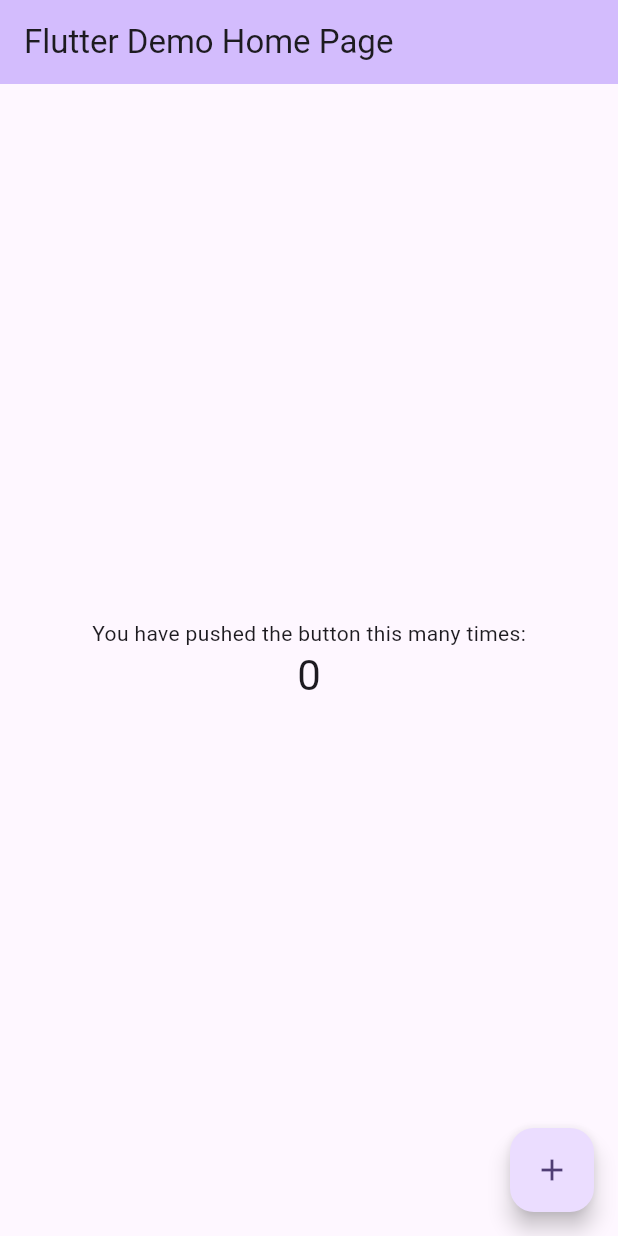
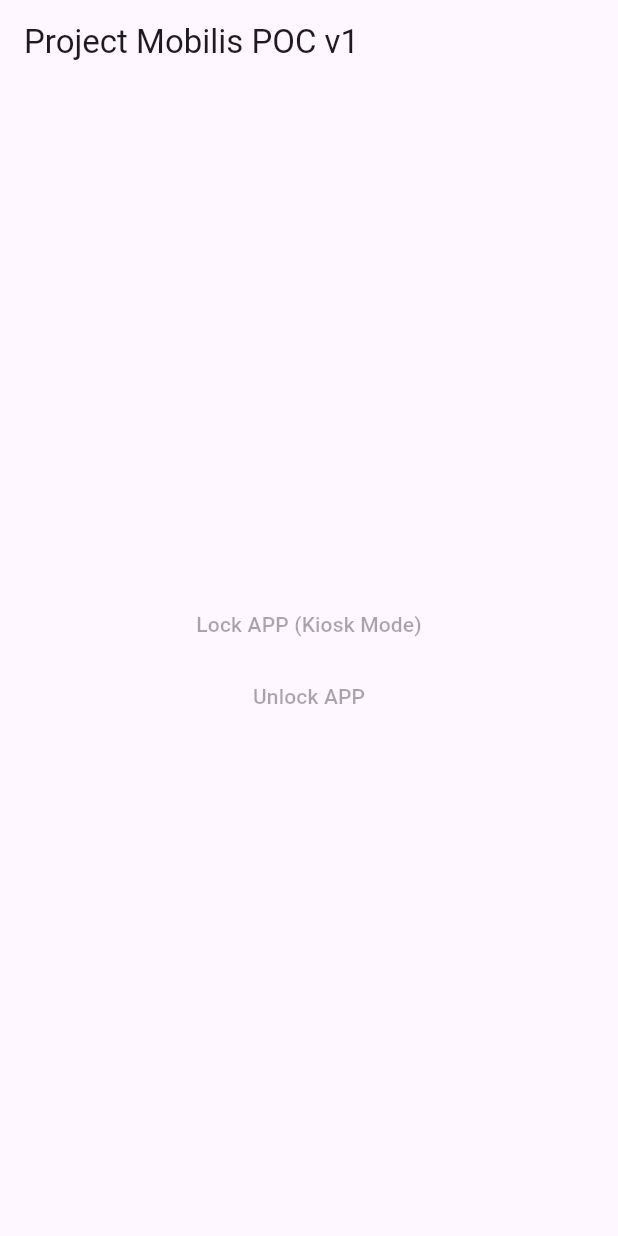
Before and after one commit to arostata/mobilis_poc_v1, a Flutter app: the screen it shows after launch, on a phone screen of 412 x 824 dp. Run offline on Flutter 3.47's test engine with Material 3 defaults, Android fonts, the phone set to English and light mode, and no system bars; missing offline and left inert: kiosk_mode; statements that could not run were skipped.

Commit message:
Code updated. Added the Screen Pinning feature.

```diff
--- a/lib/main.dart
+++ b/lib/main.dart
@@ -1,4 +1,6 @@
+import 'dart:io';
 import 'package:flutter/material.dart';
+import 'package:kiosk_mode/kiosk_mode.dart';
 
 void main() {
   runApp(const MyApp());
@@ -7,45 +9,20 @@ void main() {
 class MyApp extends StatelessWidget {
   const MyApp({super.key});
 
-  // This widget is the root of your application.
   @override
   Widget build(BuildContext context) {
     return MaterialApp(
-      title: 'Flutter Demo',
+      title: 'Webassessor',
       theme: ThemeData(
-        // This is the theme of your application.
-        //
-        // TRY THIS: Try running your application with "flutter run". You'll see
-        // the application has a purple toolbar. Then, without quitting the app,
-        // try changing the seedColor in the colorScheme below to Colors.green
-        // and then invoke "hot reload" (save your changes or press the "hot
-        // reload" button in a Flutter-supported IDE, or press "r" if you used
-        // the command line to start the app).
-        //
-        // Notice that the counter didn't reset back to zero; the application
-        // state is not lost during the reload. To reset the state, use hot
-        // restart instead.
-        //
-        // This works for code too, not just values: Most code changes can be
-        // tested with just a hot reload.
         colorScheme: ColorScheme.fromSeed(seedColor: Colors.deepPurple),
       ),
-      home: const MyHomePage(title: 'Flutter Demo Home Page'),
+      home: const MyHomePage(title: 'Project Mobilis POC v1'),
     );
   }
 }
 
 class MyHomePage extends StatefulWidget {
   const MyHomePage({super.key, required this.title});
-
-  // This widget is the home page of your application. It is stateful, meaning
-  // that it has a State object (defined below) that contains fields that affect
-  // how it looks.
-
-  // This class is the configuration for the state. It holds the values (in this
-  // case the title) provided by the parent (in this case the App widget) and
-  // used by the build method of the State. Fields in a Widget subclass are
-  // always marked "final".
 
   final String title;
 
@@ -54,69 +31,85 @@ class MyHomePage extends StatefulWidget {
 }
 
 class _MyHomePageState extends State<MyHomePage> {
-  int _counter = 0;
+  late final Stream<KioskMode> _currentMode = watchKioskMode();
 
-  void _incrementCounter() {
-    setState(() {
-      // This call to setState tells the Flutter framework that something has
-      // changed in this State, which causes it to rerun the build method below
-      // so that the display can reflect the updated values. If we changed
-      // _counter without calling setState(), then the build method would not be
-      // called again, and so nothing would appear to happen.
-      _counter++;
-    });
+  void _showSnackBar(String message) => ScaffoldMessenger.of(
+    context,
+  ).showSnackBar(SnackBar(content: Text(message)));
+
+  void _handleStart(bool didStart) {
+    if (!didStart && Platform.isIOS) {
+      _showSnackBar(_unsupportedMessage);
+    }
+  }
+
+  void _handleStop(bool? didStop) {
+    if (didStop == false) {
+      _showSnackBar(
+        'Kiosk mode could not be stopped or was not active to begin with.',
+      );
+    }
   }
 
   @override
   Widget build(BuildContext context) {
-    // This method is rerun every time setState is called, for instance as done
-    // by the _incrementCounter method above.
-    //
-    // The Flutter framework has been optimized to make rerunning build methods
-    // fast, so that you can just rebuild anything that needs updating rather
-    // than having to individually change instances of widgets.
     return Scaffold(
-      appBar: AppBar(
-        // TRY THIS: Try changing the color here to a specific color (to
-        // Colors.amber, perhaps?) and trigger a hot reload to see the AppBar
-        // change color while the other colors stay the same.
-        backgroundColor: Theme.of(context).colorScheme.inversePrimary,
-        // Here we take the value from the MyHomePage object that was created by
-        // the App.build method, and use it to set our appbar title.
-        title: Text(widget.title),
-      ),
+      appBar: AppBar(title: Text(widget.title)),
       body: Center(
-        // Center is a layout widget. It takes a single child and positions it
-        // in the middle of the parent.
-        child: Column(
-          // Column is also a layout widget. It takes a list of children and
-          // arranges them vertically. By default, it sizes itself to fit its
-          // children horizontally, and tries to be as tall as its parent.
-          //
-          // Column has various properties to control how it sizes itself and
-          // how it positions its children. Here we use mainAxisAlignment to
-          // center the children vertically; the main axis here is the vertical
-          // axis because Columns are vertical (the cross axis would be
-          // horizontal).
-          //
-          // TRY THIS: Invoke "debug painting" (choose the "Toggle Debug Paint"
-          // action in the IDE, or press "p" in the console), to see the
-          // wireframe for each widget.
-          mainAxisAlignment: MainAxisAlignment.center,
-          children: <Widget>[
-            const Text('You have pushed the button this many times:'),
-            Text(
-              '$_counter',
-              style: Theme.of(context).textTheme.headlineMedium,
-            ),
-          ],
+        child: StreamBuilder<KioskMode>(
+          stream: _currentMode,
+          builder: (context, snapshot) {
+            final mode = snapshot.data;
+            final message =
+                mode == null
+                    ? 'Can\'t determine the mode'
+                    : 'Current mode: $mode';
+
+            return Column(
+              mainAxisSize: MainAxisSize.min,
+              mainAxisAlignment: MainAxisAlignment.center,
+              crossAxisAlignment: CrossAxisAlignment.center,
+              children: [
+                MaterialButton(
+                  onPressed: switch (mode) {
+                    null || KioskMode.enabled => null,
+                    KioskMode.disabled =>
+                      () => startKioskMode().then(_handleStart),
+                  },
+                  child: const Text('Lock APP (Kiosk Mode)'),
+                ),
+                MaterialButton(
+                  onPressed: switch (mode) {
+                    null || KioskMode.disabled => null,
+                    KioskMode.enabled =>
+                      () => stopKioskMode().then(_handleStop),
+                  },
+                  child: const Text('Unlock APP'),
+                ),
+                /*MaterialButton(
+                  onPressed: () => isManagedKiosk()
+                      .then((isManaged) => 'Kiosk is managed: $isManaged')
+                      .then(_showSnackBar),
+                  child: const Text('Check if managed'),
+                ),
+                MaterialButton(
+                  onPressed: () => getKioskMode()
+                      .then((mode) => 'Kiosk mode: $mode')
+                      .then(_showSnackBar),
+                  child: const Text('Check mode'),
+                ),
+                Text(message),*/
+              ],
+            );
+          },
         ),
       ),
-      floatingActionButton: FloatingActionButton(
-        onPressed: _incrementCounter,
-        tooltip: 'Increment',
-        child: const Icon(Icons.add),
-      ), // This trailing comma makes auto-formatting nicer for build methods.
     );
   }
 }
+
+const _unsupportedMessage = '''
+Single App mode is supported only for devices that are supervised
+using Mobile Device Management (MDM) and the app itself must
+be enabled for this mode by MDM.
+''';
--- a/pubspec.yaml
+++ b/pubspec.yaml
@@ -2,7 +2,7 @@ name: mobilis_poc_v1
 description: "A new Flutter project."
 # The following line prevents the package from being accidentally published to
 # pub.dev using `flutter pub publish`. This is preferred for private packages.
-publish_to: 'none' # Remove this line if you wish to publish to pub.dev
+publish_to: "none" # Remove this line if you wish to publish to pub.dev
 
 # The following defines the version and build number for your application.
 # A version number is three numbers separated by dots, like 1.2.43
@@ -34,6 +34,7 @@ dependencies:
   # The following adds the Cupertino Icons font to your application.
   # Use with the CupertinoIcons class for iOS style icons.
   cupertino_icons: ^1.0.8
+  kiosk_mode: ^0.6.0
 
 dev_dependencies:
   flutter_test:
@@ -51,7 +52,6 @@ dev_dependencies:
 
 # The following section is specific to Flutter packages.
 flutter:
-
   # The following line ensures that the Material Icons font is
   # included with your application, so that you can use the icons in
   # the material Icons class.
```
Also changed, not shown: pubspec.lock, 2 other files.
